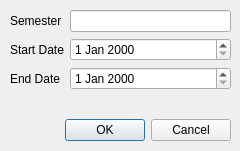
Before: the Qt Designer form newsemesterform.ui in stenpety/h1-student-planner, drawn with Qt 5.
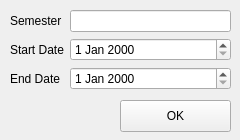
After: the same form once the commit is applied.

Commit message: Add form for new semester (QWidget), form show from main menu

```diff
--- a/newsemesterform.ui
+++ b/newsemesterform.ui
@@ -1,41 +1,25 @@
 <?xml version="1.0" encoding="UTF-8"?>
 <ui version="4.0">
- <class>Dialog</class>
- <widget class="QDialog" name="Dialog">
+ <class>NewSemesterForm</class>
+ <widget class="QWidget" name="NewSemesterForm">
   <property name="geometry">
    <rect>
     <x>0</x>
     <y>0</y>
     <width>240</width>
-    <height>151</height>
+    <height>140</height>
    </rect>
   </property>
   <property name="windowTitle">
    <string>Dialog</string>
   </property>
-  <widget class="QDialogButtonBox" name="buttonBox">
-   <property name="geometry">
-    <rect>
-     <x>10</x>
-     <y>110</y>
-     <width>221</width>
-     <height>41</height>
-    </rect>
-   </property>
-   <property name="orientation">
-    <enum>Qt::Horizontal</enum>
-   </property>
-   <property name="standardButtons">
-    <set>QDialogButtonBox::Cancel|QDialogButtonBox::Ok</set>
-   </property>
-  </widget>
   <widget class="QWidget" name="formLayoutWidget">
    <property name="geometry">
     <rect>
      <x>10</x>
      <y>10</y>
      <width>221</width>
-     <height>91</height>
+     <height>85</height>
     </rect>
    </property>
    <layout class="QFormLayout" name="formLayout">
@@ -71,6 +55,19 @@
     </item>
    </layout>
   </widget>
+  <widget class="QPushButton" name="pushButton">
+   <property name="geometry">
+    <rect>
+     <x>120</x>
+     <y>100</y>
+     <width>111</width>
+     <height>32</height>
+    </rect>
+   </property>
+   <property name="text">
+    <string>OK</string>
+   </property>
+  </widget>
  </widget>
  <resources/>
  <connections>
```
Left out of the diff: 43 changed lines with no effect on the pictures. The commit also changes 5 other files.
